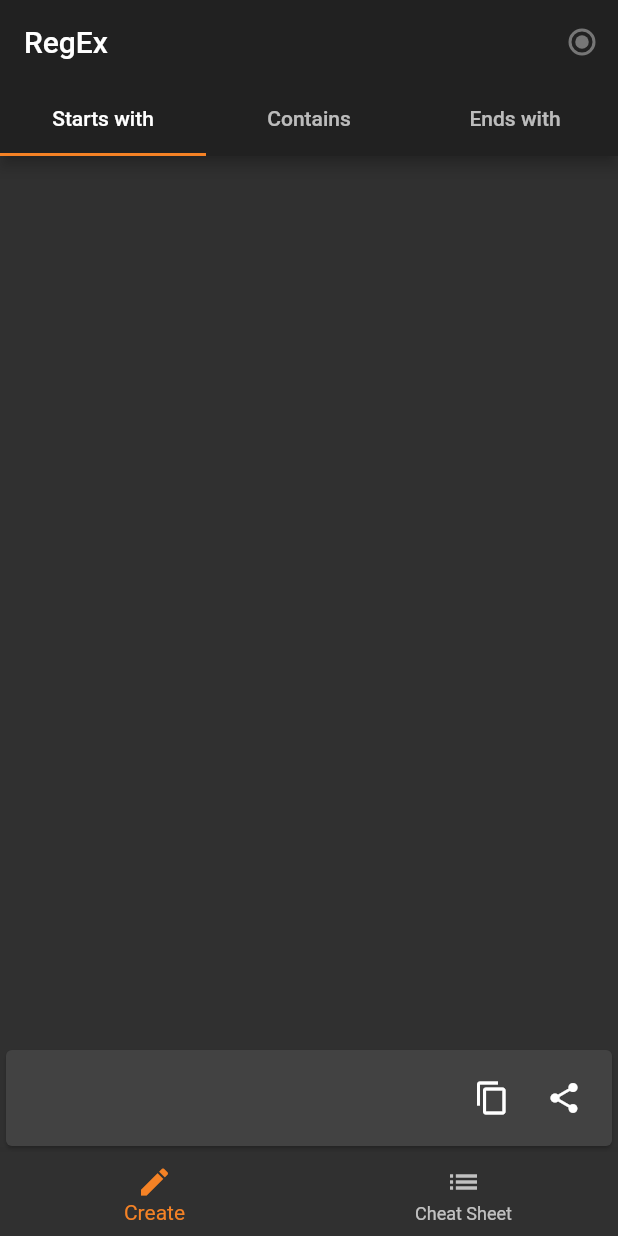
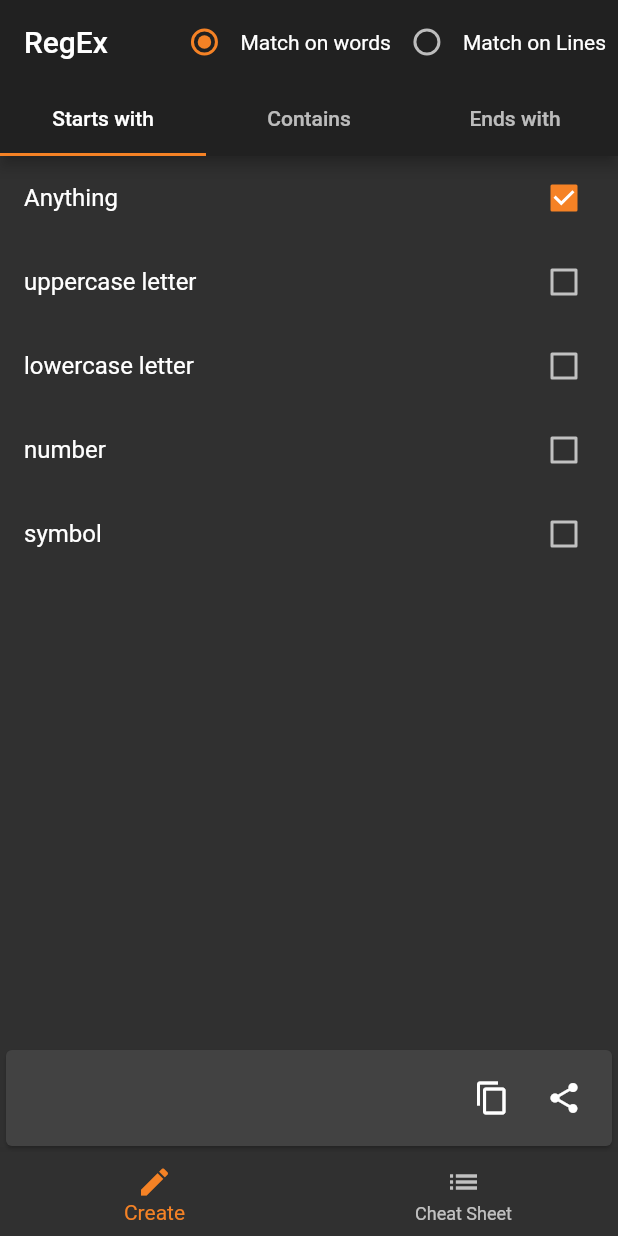
Before and after one commit to KalpeshKundanani/EasyRegex, a Flutter app: the screen it shows after launch, on a phone screen of 412 x 824 dp. Run offline on Flutter 3.47's test engine with Material 2 defaults, Android fonts, the phone set to English and light mode, and no system bars.

Commit message:
"Starts with" page UI

```diff
--- a/lib/gui/main_ui.dart
+++ b/lib/gui/main_ui.dart
@@ -1,73 +1,50 @@
-import 'package:easy_regex/gui/starts_with_widget.dart';
+import 'package:easy_regex/gui/regex_output_widget.dart';
+import 'package:easy_regex/gui/tabs/starts_with_widget.dart';
 import 'package:flutter/foundation.dart';
 import 'package:flutter/material.dart';
 
+import 'match_on_choice_widget.dart';
+
+final ValueNotifier<String> regexValueListenable = ValueNotifier<String>('');
+
 class TabBarDemo extends StatelessWidget {
-  final ValueNotifier<String> _regexValueListnable = ValueNotifier<String>('');
-
   @override
   Widget build(BuildContext context) {
     return DefaultTabController(
       length: 3,
       child: Scaffold(
         appBar: AppBar(
-          actions: <Widget>[Radio()],
-          bottom: TabBar(
-            tabs: [
-              Tab(icon: Text('Starts with')),
-              Tab(icon: Text('Contains')),
-              Tab(icon: Text('Ends with')),
-            ],
-          ),
           title: Text('RegEx'),
+          actions: _actions,
+          bottom: _tabBar,
         ),
         body: Stack(
           children: <Widget>[
-            TabBarView(
-              children: [
-                StartsWithWidget(),
-                Icon(Icons.directions_transit),
-                Icon(Icons.directions_bike),
-              ],
-            ),
-            Align(
-              alignment: Alignment.bottomCenter,
-              child: Card(
-                  child: Padding(
-                padding: const EdgeInsets.all(8.0),
-                child: Row(
-                  mainAxisAlignment: MainAxisAlignment.spaceAround,
-                  children: <Widget>[
-                    Expanded(
-                      child: Padding(
-                        padding: const EdgeInsets.all(8.0),
-                        child: ValueListenableBuilder<String>(
-                          builder: (BuildContext context, String value, Widget child) {
-                            return Text(value);
-                          },
-                          valueListenable: _regexValueListnable,
-                        ),
-                      ),
-                    ),
-                    IconButton(
-                      onPressed: () {
-                        _regexValueListnable.value = 'Copy';
-                      },
-                      icon: Icon(Icons.content_copy),
-                    ),
-                    IconButton(
-                      onPressed: () {
-                        _regexValueListnable.value = 'Share';
-                      },
-                      icon: Icon(Icons.share),
-                    ),
-                  ],
-                ),
-              )),
-            ),
+            _tabBarView,
+            RegExOutputWidget(),
           ],
         ),
       ),
     );
   }
+
+  List<Widget> get _actions => <Widget>[
+        MatchOnChoiceWidget(),
+      ];
+
+  TabBarView get _tabBarView => TabBarView(
+        children: [
+          StartsWithWidget(),
+          Icon(Icons.directions_transit),
+          Icon(Icons.directions_bike),
+        ],
+      );
+
+  TabBar get _tabBar => TabBar(
+        tabs: [
+          Tab(icon: Text('Starts with')),
+          Tab(icon: Text('Contains')),
+          Tab(icon: Text('Ends with')),
+        ],
+      );
 }
--- /dev/null
+++ b/lib/gui/match_on_choice_widget.dart
@@ -0,0 +1,44 @@
+import 'package:flutter/material.dart';
+
+class MatchOnChoiceWidget extends StatelessWidget {
+  final ValueNotifier<String> _matchOnListenable =
+      ValueNotifier<String>(_matchOn.elementAt(0));
+  static const _matchOn = <String>[
+    'Match on words',
+    'Match on Lines',
+  ];
+
+  @override
+  Widget build(BuildContext context) {
+    return Padding(
+      padding: const EdgeInsets.all(8.0),
+      child: ValueListenableBuilder(
+        builder: (BuildContext context, value, Widget child) {
+          return Row(
+            mainAxisSize: MainAxisSize.min,
+            children: _matchOn.map((String match) {
+              return InkWell(
+                onTap: () => _matchOnListenable.value = match,
+                child: Row(
+                  mainAxisSize: MainAxisSize.min,
+                  children: <Widget>[
+                    Radio<String>(
+                      activeColor: Theme.of(context).accentColor,
+                      value: match,
+                      groupValue: _matchOnListenable.value,
+                      onChanged: (String value) {
+                        _matchOnListenable.value = value;
+                      },
+                    ),
+                    Text(match),
+                  ],
+                ),
+              );
+            }).toList(growable: false),
+          );
+        },
+        valueListenable: _matchOnListenable,
+      ),
+    );
+  }
+}
--- /dev/null
+++ b/lib/gui/regex_output_widget.dart
@@ -0,0 +1,51 @@
+
+
+import 'package:flutter/material.dart';
+
+import 'main_ui.dart';
+
+class RegExOutputWidget extends StatelessWidget {
+  const RegExOutputWidget({
+    Key key,
+  }) : super(key: key);
+
+  @override
+  Widget build(BuildContext context) {
+    return Align(
+      alignment: Alignment.bottomCenter,
+      child: Card(
+          child: Padding(
+            padding: const EdgeInsets.all(8.0),
+            child: Row(
+              mainAxisAlignment: MainAxisAlignment.spaceAround,
+              children: <Widget>[
+                Expanded(
+                  child: Padding(
+                    padding: const EdgeInsets.all(8.0),
+                    child: ValueListenableBuilder<String>(
+                      builder: (BuildContext context, String value,
+                          Widget child) {
+                        return Text(value);
+                      },
+                      valueListenable: regexValueListenable,
+                    ),
+                  ),
+                ),
+                IconButton(
+                  onPressed: () {
+                    regexValueListenable.value = 'Copy';
+                  },
+                  icon: Icon(Icons.content_copy),
+                ),
+                IconButton(
+                  onPressed: () {
+                    regexValueListenable.value = 'Share';
+                  },
+                  icon: Icon(Icons.share),
+                ),
+              ],
+            ),
+          )),
+    );
+  }
+}
--- a/lib/gui/starts_with_widget.dart
+++ /dev/null
@@ -1,12 +0,0 @@
-import 'package:flutter/material.dart';
-
-class StartsWithWidget extends StatelessWidget {
-  @override
-  Widget build(BuildContext context) {
-    return Column(
-      children: <Widget>[
-
-      ],
-    );
-  }
-}
--- /dev/null
+++ b/lib/gui/tabs/starts_with_widget.dart
@@ -0,0 +1,122 @@
+import 'package:flutter/material.dart';
+
+enum CheckableItem {
+  anything,
+  symbol,
+  exact,
+}
+
+enum Symbols {
+  upperCase,
+  lowerCase,
+  number,
+  symbol,
+}
+
+ValueNotifier<CheckableItem> checkNotifier =
+    ValueNotifier<CheckableItem>(CheckableItem.anything);
+ValueNotifier<Set<Symbols>> symbolCheckNotifier =
+    ValueNotifier<Set<Symbols>>(<Symbols>{});
+
+class StartsWithWidget extends StatelessWidget {
+  @override
+  Widget build(BuildContext context) {
+    return ValueListenableBuilder(
+      valueListenable: symbolCheckNotifier,
+        builder: (BuildContext context, value, Widget child) {
+      return ValueListenableBuilder(
+        valueListenable: checkNotifier,
+        builder: (BuildContext context, value, Widget child) {
+          return Column(
+            children: <Widget>[
+              CheckboxListTile(
+                activeColor: Theme.of(context).accentColor,
+                title: Text('Anything'),
+                value: checkNotifier.value == CheckableItem.anything,
+                onChanged: (bool value) {
+                  checkNotifier.value = CheckableItem.anything;
+                  symbolCheckNotifier.value = <Symbols>{};
+                  print('symbolCheckNotifier.value: ${symbolCheckNotifier.value}');
+                  print('symbols: {}');
+                },
+              ),
+              CheckboxListTile(
+                activeColor: Theme.of(context).accentColor,
+                title: Text('uppercase letter'),
+                value: checkNotifier.value == CheckableItem.symbol &&
+                    symbolCheckNotifier.value.contains(Symbols.upperCase),
+                onChanged: (bool value) {
+                  checkNotifier.value = CheckableItem.symbol;
+                  Set<Symbols> symbols = Set.from(symbolCheckNotifier.value);
+                  if (value) {
+                    symbols.add(Symbols.upperCase);
+                  } else {
+                    symbols.remove(Symbols.upperCase);
+                  }
+                  print('symbolCheckNotifier.value: ${symbolCheckNotifier.value}');
+                  print('symbols: ${symbols}');
+                  symbolCheckNotifier.value =symbols;
+                },
+              ),
+              CheckboxListTile(
+                activeColor: Theme.of(context).accentColor,
+                title: Text('lowercase letter'),
+                value: checkNotifier.value == CheckableItem.symbol &&
+                    symbolCheckNotifier.value.contains(Symbols.lowerCase),
+                onChanged: (bool value) {
+                  checkNotifier.value = CheckableItem.symbol;
+                  Set<Symbols> symbols = Set.from(symbolCheckNotifier.value);
+                  if (value) {
+                    symbols.add(Symbols.lowerCase);
+                  } else {
+                    symbols.remove(Symbols.lowerCase);
+                  }
+                  print('symbolCheckNotifier.value: ${symbolCheckNotifier.value}');
+                  print('symbols: ${symbols}');
+                  symbolCheckNotifier.value =symbols;
+                },
+              ),
+              CheckboxListTile(
+                activeColor: Theme.of(context).accentColor,
+                title: Text('number'),
+                value: checkNotifier.value == CheckableItem.symbol &&
+                    symbolCheckNotifier.value.contains(Symbols.number),
+                onChanged: (bool value) {
+                  checkNotifier.value = CheckableItem.symbol;
+                  Set<Symbols> symbols = Set.from(symbolCheckNotifier.value);
+                  if (value) {
+                    symbols.add(Symbols.number);
+                  } else {
+                    symbols.remove(Symbols.number);
+                  }
+                  print('symbolCheckNotifier.value: ${symbolCheckNotifier.value}');
+                  print('symbols: ${symbols}');
+                  symbolCheckNotifier.value =symbols;
+
+                },
+              ),
+              CheckboxListTile(
+                activeColor: Theme.of(context).accentColor,
+                title: Text('symbol'),
+                value: checkNotifier.value == CheckableItem.symbol &&
+                    symbolCheckNotifier.value.contains(Symbols.symbol),
+                onChanged: (bool value) {
+                  checkNotifier.value = CheckableItem.symbol;
+                  Set<Symbols> symbols = Set.from(symbolCheckNotifier.value);
+                  if (value) {
+                    symbols.add(Symbols.symbol);
+                  } else {
+                    symbols.remove(Symbols.symbol);
+                  }
+                  print('symbolCheckNotifier.value: ${symbolCheckNotifier.value}');
+                  print('symbols: ${symbols}');
+                  symbolCheckNotifier.value =symbols;
+                },
+              ),
+            ],
+          );
+        },
+      );},
+    );
+   }
+}
--- a/lib/main.dart
+++ b/lib/main.dart
@@ -4,10 +4,7 @@ import 'package:flutter/services.dart';
 import 'cheat_sheet/cheat_sheet_widget.dart';
 import 'gui/main_ui.dart';
 
-void main() {
-
-  runApp(MyApp());
-}
+void main() => runApp(MyApp());
 
 class MyApp extends StatelessWidget {
   // This widget is the root of your application.
@@ -25,15 +22,12 @@ class MyApp extends StatelessWidget {
         brightness: Brightness.dark,
         accentColor: Color.fromRGBO(245, 130, 37, 1),
       ),
-      home: MyHomePage(title: 'Flutter Demo Home Page'),
+      home: MyHomePage(),
     );
   }
 }
 
 class MyHomePage extends StatefulWidget {
-  MyHomePage({Key key, this.title}) : super(key: key);
-
-  final String title;
 
   @override
   _MyHomePageState createState() => _MyHomePageState();
@@ -41,8 +35,6 @@ class MyHomePage extends StatefulWidget {
 
 class _MyHomePageState extends State<MyHomePage> {
   int _selectedIndex = 0;
-  static const TextStyle optionStyle =
-      TextStyle(fontSize: 30, fontWeight: FontWeight.bold);
   static List<Widget> _widgetOptions = <Widget>[
     TabBarDemo(),
     CheatSheetWidget(),
--- a/pubspec.yaml
+++ b/pubspec.yaml
@@ -14,7 +14,7 @@ description: A new Flutter project.
 version: 1.0.0+1
 
 environment:
-  sdk: ">=2.1.0 <3.0.0"
+  sdk: ">=2.2.0 <3.0.0"
 
 dependencies:
   flutter:
```
